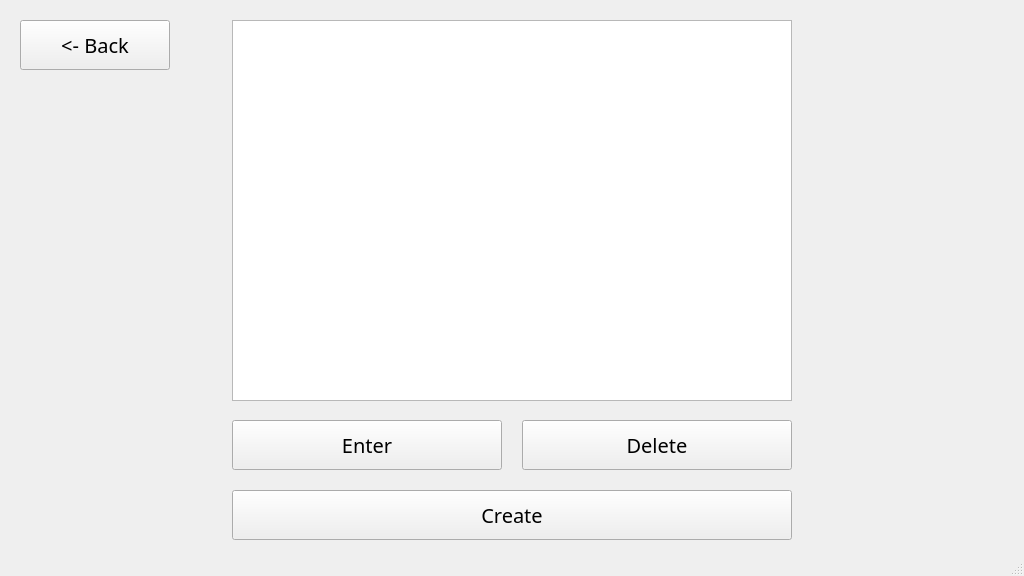
Old version of the form ArchiveWindow.ui in the repository 1ncrd/Farm.
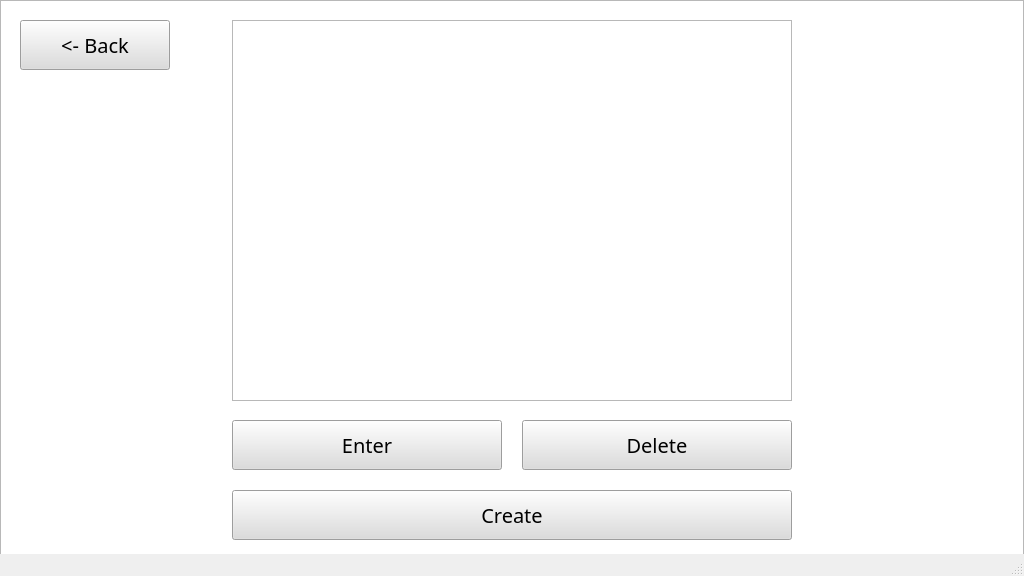
New version of the form. Icons and pictures are not drawn. Custom widgets are drawn as their Qt base class.

```diff
--- a/ArchiveWindow.ui
+++ b/ArchiveWindow.ui
@@ -10,6 +10,11 @@
     <height>576</height>
    </rect>
   </property>
+  <property name="font">
+   <font>
+    <family>Minecraft</family>
+   </font>
+  </property>
   <property name="windowTitle">
    <string>Archive</string>
   </property>
@@ -25,10 +30,12 @@
     </property>
     <property name="font">
      <font>
-      <family>Minecraft</family>
       <pointsize>15</pointsize>
      </font>
     </property>
+    <property name="styleSheet">
+     <string notr="true">background-color: rgb(220, 220, 220);</string>
+    </property>
     <property name="text">
      <string>Enter</string>
     </property>
@@ -44,10 +51,12 @@
     </property>
     <property name="font">
      <font>
-      <family>Minecraft</family>
       <pointsize>15</pointsize>
      </font>
     </property>
+    <property name="styleSheet">
+     <string notr="true">background-color: rgb(220, 220, 220);</string>
+    </property>
     <property name="text">
      <string>Delete</string>
     </property>
@@ -63,10 +72,12 @@
     </property>
     <property name="font">
      <font>
-      <family>Minecraft</family>
       <pointsize>15</pointsize>
      </font>
     </property>
+    <property name="styleSheet">
+     <string notr="true">background-color: rgb(220, 220, 220);</string>
+    </property>
     <property name="text">
      <string>Create</string>
     </property>
@@ -98,14 +109,35 @@
     </property>
     <property name="font">
      <font>
-      <family>Minecraft</family>
       <pointsize>15</pointsize>
      </font>
     </property>
+    <property name="styleSheet">
+     <string notr="true">background-color: rgb(220, 220, 220);</string>
+    </property>
     <property name="text">
      <string>&lt;- Back</string>
     </property>
    </widget>
+   <widget class="QListView" name="listView">
+    <property name="geometry">
+     <rect>
+      <x>0</x>
+      <y>0</y>
+      <width>1024</width>
+      <height>576</height>
+     </rect>
+    </property>
+    <property name="styleSheet">
+     <string notr="true">border-image: url(:/Resources/Picture/View.png);</string>
+    </property>
+   </widget>
+   <zorder>listView</zorder>
+   <zorder>pushButton_enter</zorder>
+   <zorder>pushButton_delete</zorder>
+   <zorder>pushButton_create</zorder>
+   <zorder>listWidget_archive_display</zorder>
+   <zorder>pushButton_back</zorder>
   </widget>
   <widget class="QMenuBar" name="menubar">
    <property name="geometry">
@@ -120,6 +152,11 @@
   <widget class="QStatusBar" name="statusbar"/>
  </widget>
  <customwidgets>
+  <customwidget>
+   <class>MyPushButton</class>
+   <extends>QPushButton</extends>
+   <header location="global">MyPushButton.hpp</header>
+  </customwidget>
   <customwidget>
    <class>MyListWidget</class>
    <extends>QListWidget</extends>
```
Left out of the diff: 26 changed lines with no effect on the pictures.
